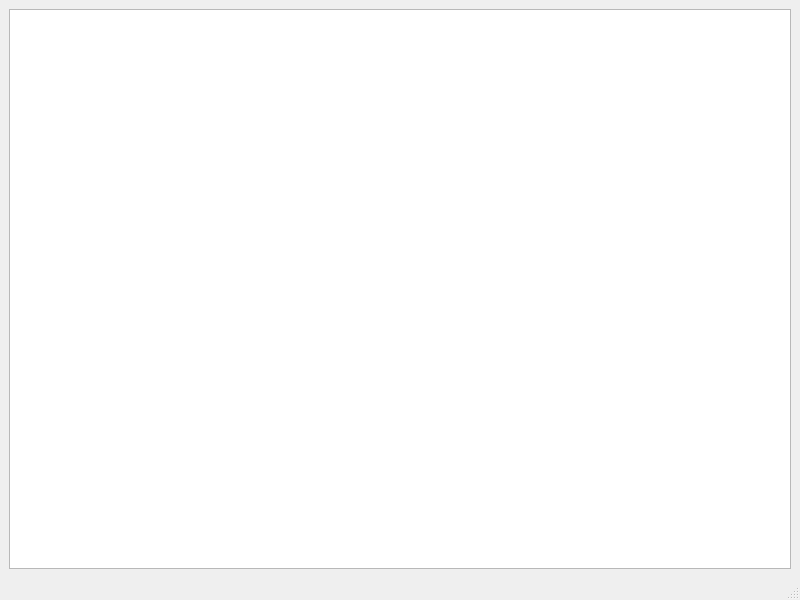
Old version of the form client/src/ui/main_window.ui in the repository prototypefund/DeKUF.
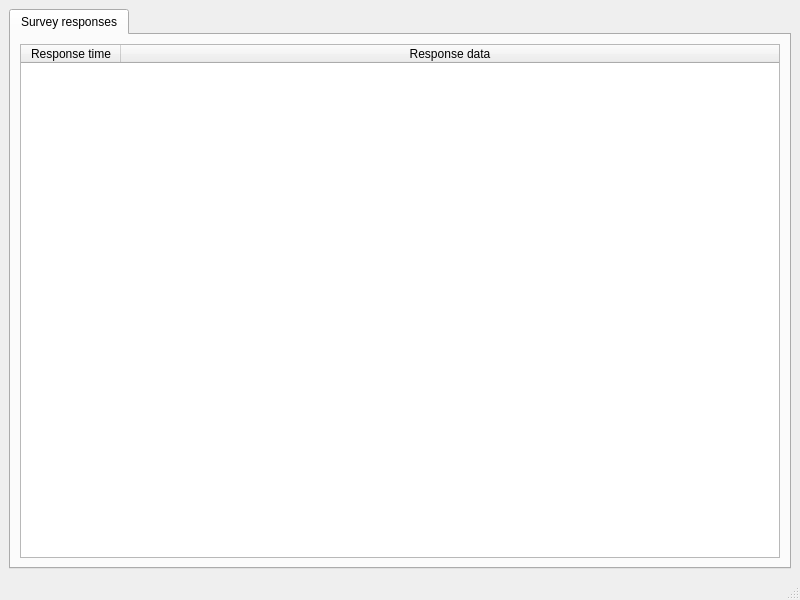
New version of the form.

Commit message: Show survey response times in UI

```diff
--- a/client/src/ui/main_window.ui
+++ b/client/src/ui/main_window.ui
@@ -14,9 +14,49 @@
    <string>Privact</string>
   </property>
   <widget class="QWidget" name="centralwidget">
-   <layout class="QGridLayout" name="gridLayout">
-    <item row="0" column="0">
-     <widget class="QTableWidget" name="tableWidget"/>
+   <layout class="QVBoxLayout" name="verticalLayout_3">
+    <item>
+     <widget class="QTabWidget" name="tabWidget">
+      <property name="currentIndex">
+       <number>0</number>
+      </property>
+      <widget class="QWidget" name="tab">
+       <attribute name="title">
+        <string>Survey responses</string>
+       </attribute>
+       <layout class="QVBoxLayout" name="verticalLayout_4">
+        <item>
+         <widget class="QTableWidget" name="tableWidget">
+          <property name="editTriggers">
+           <set>QAbstractItemView::NoEditTriggers</set>
+          </property>
+          <property name="sortingEnabled">
+           <bool>true</bool>
+          </property>
+          <property name="columnCount">
+           <number>2</number>
+          </property>
+          <attribute name="horizontalHeaderStretchLastSection">
+           <bool>true</bool>
+          </attribute>
+          <attribute name="verticalHeaderVisible">
+           <bool>false</bool>
+          </attribute>
+          <column>
+           <property name="text">
+            <string>Response time</string>
+           </property>
+          </column>
+          <column>
+           <property name="text">
+            <string>Response data</string>
+           </property>
+          </column>
+         </widget>
+        </item>
+       </layout>
+      </widget>
+     </widget>
     </item>
    </layout>
   </widget>
```
The commit also changes 5 other files.
